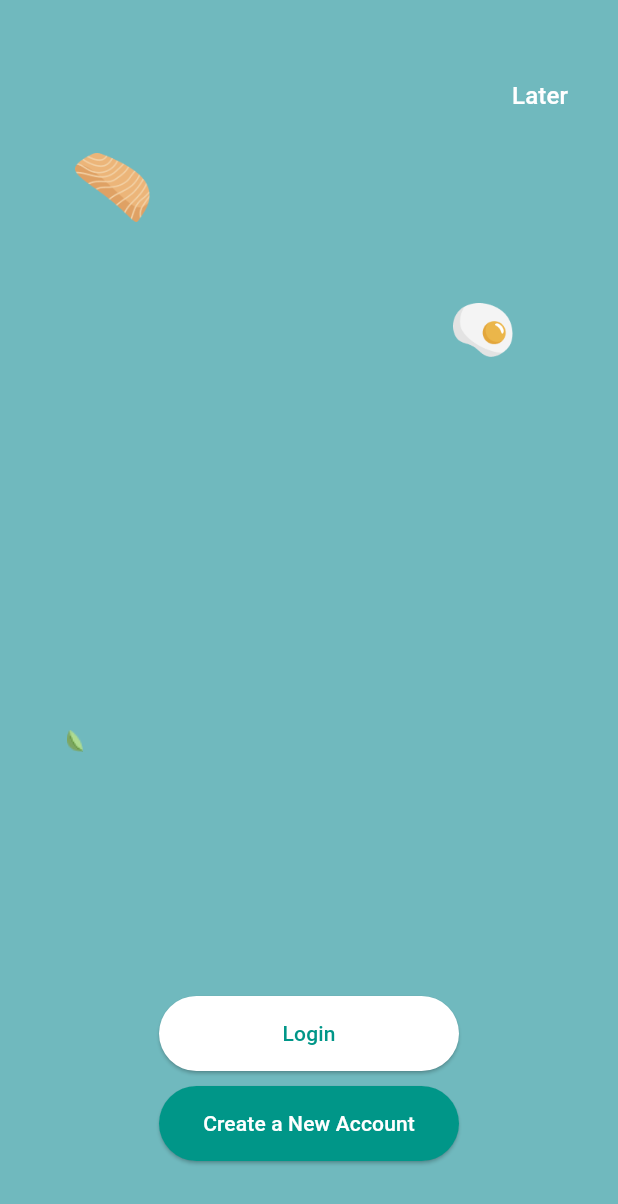
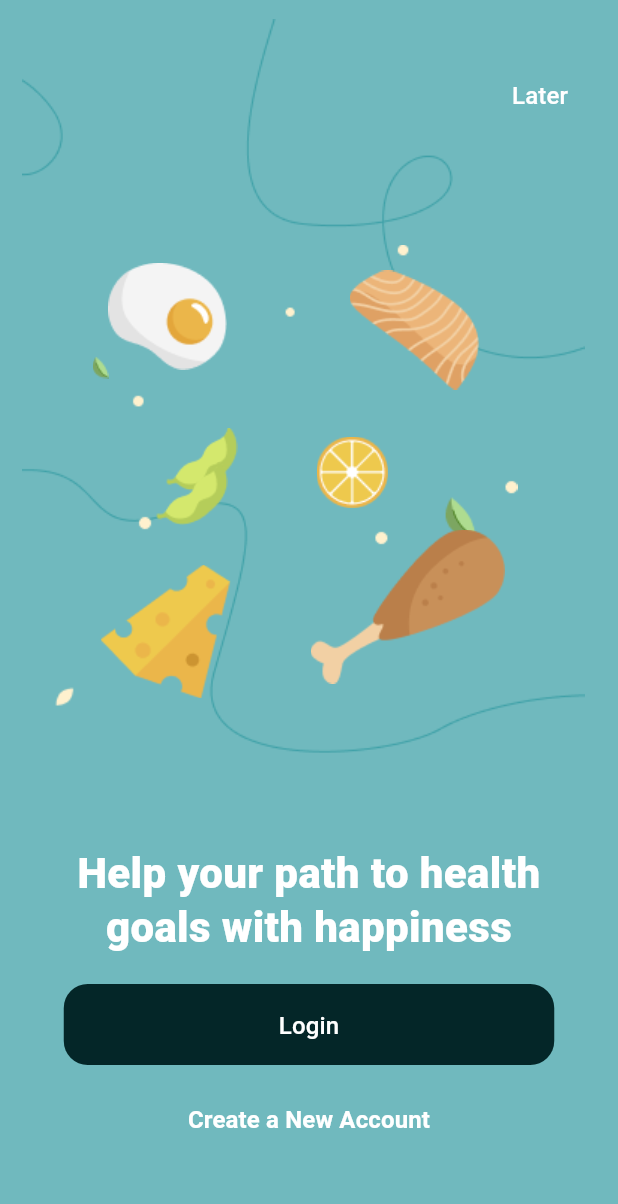
Before and after one commit to selmanfariz18/fakestore-app, a Flutter app: the screen it shows after launch, on a phone screen of 412 x 824 dp. Shown: the top 1204 px of the screen. Run offline on Flutter 3.47's test engine with Material 3 defaults, Android fonts, the phone set to English and light mode, and no system bars; our stand-ins replace shared_preferences; Roboto replaces fonts that are missing (Sofia Pro).

Commit message:
landing page ready

```diff
--- a/lib/screens/landing_page.dart
+++ b/lib/screens/landing_page.dart
@@ -10,23 +10,71 @@ class LandingPage extends StatelessWidget {
         children: [
           // Middle images
           Positioned(
-            top: 100,
-            left: 50,
-            child:
-                Image.asset('assets/images/image1.png', width: 50, height: 50),
+            top: -20,
+            left: -203,
+            child: Container(
+              child: Image.asset(
+                'assets/images/Pattern.png',
+                width: 810.64,
+                height: 859.55,
+              ),
+            ),
           ),
           Positioned(
-            top: 200,
-            right: 70,
-            child:
-                Image.asset('assets/images/image2.png', width: 40, height: 40),
+            top: 180,
+            left: 233,
+            child: Image.asset('assets/images/image1.png',
+                width: 86.46, height: 79.96),
           ),
           Positioned(
-            bottom: 300,
-            left: 20,
-            child:
-                Image.asset('assets/images/image3.png', width: 60, height: 60),
+            top: 175,
+            left: 72,
+            child: Image.asset('assets/images/image2.png',
+                width: 79.34, height: 71.75),
           ),
+          Positioned(
+            top: 238,
+            left: 61.75,
+            child: Image.asset('assets/images/image3.png',
+                width: 10.75, height: 14.36),
+          ),
+          Positioned(
+            top: 163,
+            left: 33.89,
+            child: Image.asset('assets/images/Illustration.png',
+                width: 311.11, height: 310.56),
+          ),
+          Positioned(
+            top: 291,
+            left: 211,
+            child: Image.asset('assets/images/Group.png',
+                width: 47.8, height: 47.8),
+          ),
+          Positioned(
+            top: 285,
+            left: 110.59,
+            child: Image.asset('assets/images/Group1.png',
+                width: 47.78, height: 42.31),
+          ),
+          Positioned(
+            top: 308,
+            left: 104,
+            child: Image.asset('assets/images/Group1.png',
+                width: 47.78, height: 42.31),
+          ),
+          Positioned(
+            top: 376,
+            left: 67,
+            child: Image.asset('assets/images/Group2.png',
+                width: 87.22, height: 90),
+          ),
+          Positioned(
+            top: 353,
+            left: 207,
+            child: Image.asset('assets/images/Group3.png',
+                width: 129.71, height: 103),
+          ),
+
           // "Later" button
           Positioned(
             top: 40,
@@ -43,7 +91,8 @@ class LandingPage extends StatelessWidget {
               ),
             ),
           ),
-          // Login and Create Account buttons
+
+          // Login and Create Account buttons with the text above them
           Align(
             alignment: Alignment.bottomCenter,
             child: Padding(
@@ -51,28 +100,73 @@ class LandingPage extends StatelessWidget {
               child: Column(
                 mainAxisSize: MainAxisSize.min,
                 children: [
-                  ElevatedButton(
+                  // Text above the login button
+                  const Padding(
+                    padding: const EdgeInsets.symmetric(horizontal: 20.0),
+                    child: Text(
+                      "Help your path to health goals with happiness",
+                      textAlign: TextAlign.center,
+                      style: TextStyle(
+                        fontFamily: 'Sofia Pro',
+                        fontWeight: FontWeight.w800,
+                        fontSize: 28,
+                        height: 36.4 / 28, // Line height / font size
+                        color: Colors.white,
+                      ),
+                    ),
+                  ),
+                  const SizedBox(height: 20),
+                  Container(
+                    width: 327,
+                    height: 54,
+                    decoration: BoxDecoration(
+                      color: const Color(0xFF042628),
+                      borderRadius: BorderRadius.circular(16),
+                    ),
+                    child: TextButton(
                       onPressed: () {
                         Navigator.pushNamed(context, '/login');
                       },
-                    style: ElevatedButton.styleFrom(
-                      foregroundColor: Colors.teal,
-                      backgroundColor: Colors.white,
-                      minimumSize: const Size(200, 50),
+                      style: TextButton.styleFrom(
+                        padding: const EdgeInsets.symmetric(
+                            vertical: 16,
+                            horizontal: 40), // Reduced horizontal padding
                       ),
-                    child: const Text('Login'),
+                      child: const Text(
+                        'Login',
+                        style: TextStyle(
+                          color: Colors.white,
+                          fontSize: 16,
+                        ),
+                      ),
+                    ),
                   ),
                   const SizedBox(height: 10),
-                  ElevatedButton(
+                  Container(
+                    width: 327,
+                    height: 54,
+                    decoration: BoxDecoration(
+                      borderRadius: BorderRadius.circular(16),
+                    ),
+                    child: TextButton(
                       onPressed: () {
                         Navigator.pushNamed(context, '/signup');
                       },
-                    style: ElevatedButton.styleFrom(
-                      foregroundColor: Colors.white,
-                      backgroundColor: Colors.teal,
-                      minimumSize: const Size(200, 50),
+                      style: TextButton.styleFrom(
+                        backgroundColor: Colors.transparent,
                       ),
-                    child: const Text('Create a New Account'),
+                      child: const Text(
+                        'Create a New Account',
+                        textAlign: TextAlign.center, // Correctly placed here
+                        style: TextStyle(
+                          fontFamily: 'Sofia Pro',
+                          fontWeight: FontWeight.w700,
+                          fontSize: 16,
+                          height: 21.6 / 16, // Line height / font size
+                          color: Colors.white,
+                        ),
+                      ),
+                    ),
                   ),
                 ],
               ),
```
Also changed, not shown: pubspec.yaml (+7 -0 lines), assets/images/Group.png (added), assets/images/Group1.png (added), assets/images/Group2.png (added), assets/images/Group3.png (added), assets/images/Illustration.png (added), assets/images/Pattern.png (added), assets/images/Vector 1.png (added). Lines whose indentation alone changed are shown as unchanged.
